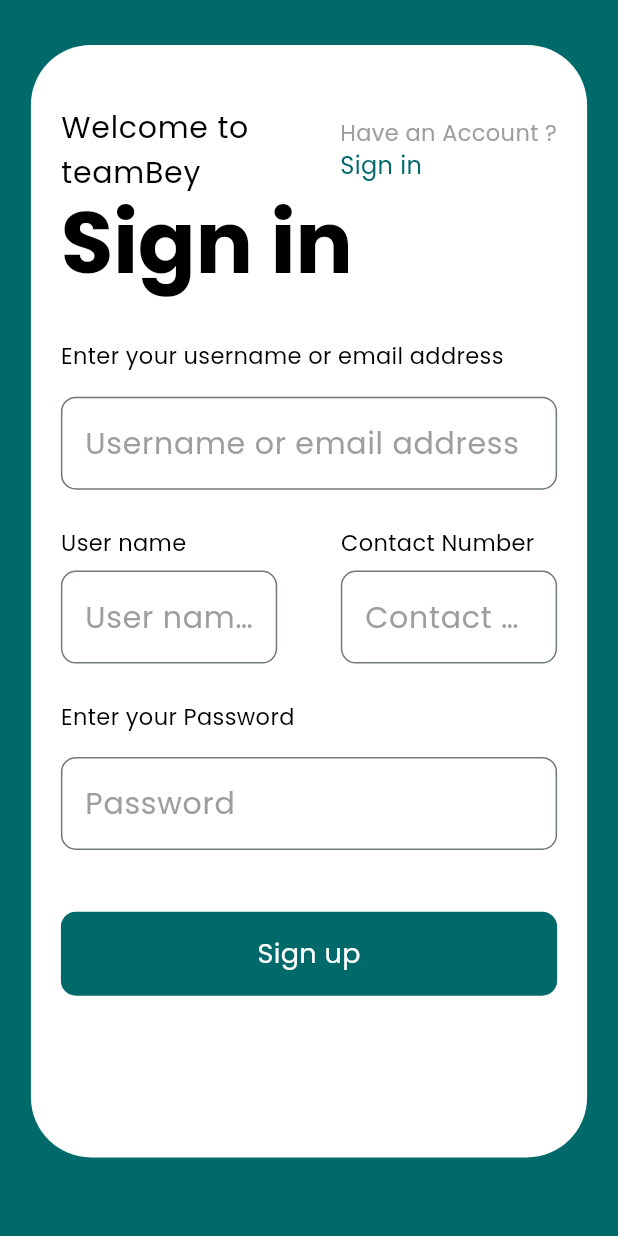
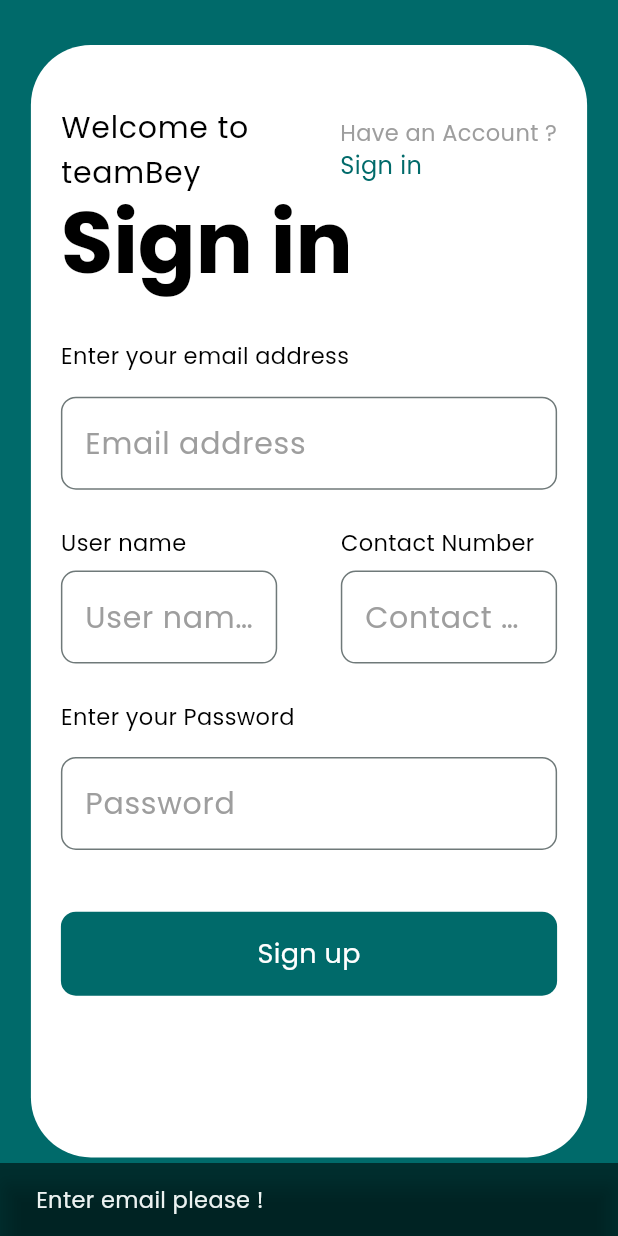
Before and after one commit to TeamBey/teamBey, a Flutter app: the MySignUpPage screen opened directly, after a tap on "Sign up", on a phone screen of 412 x 824 dp. Run offline on Flutter 3.47's test engine with Material 3 defaults, Android fonts, the phone set to English and light mode, and no system bars; our stand-ins replace google_fonts.

Commit message:
Error Handling / Strong Password

```diff
--- /dev/null
+++ b/mobile/lib/components/error_pop_up.dart
@@ -0,0 +1,11 @@
+import 'package:flutter/material.dart';
+
+void showSnackBar(BuildContext context, String content) {
+  final theme = Theme.of(context).colorScheme.secondary == Colors.white;
+  final snackBar = SnackBar(
+    content: Text(content),
+    backgroundColor: theme ? Colors.black54 : Colors.white30,
+    duration: Duration(seconds: 4),
+  );
+  ScaffoldMessenger.of(context).showSnackBar(snackBar);
+}
--- a/mobile/lib/components/sign_in_up_components/buttons.dart
+++ b/mobile/lib/components/sign_in_up_components/buttons.dart
@@ -1,6 +1,4 @@
 import 'package:flutter/material.dart';
-import 'package:teambey_org/theme/themes_contants.dart';
-
 import '../text_widget.dart';
 
 class GoogleButtonWidget extends StatelessWidget{
@@ -93,15 +91,17 @@
 
 class MainButtonWidget extends StatelessWidget{
   final String content;
+  final VoidCallback onPressed;
 
   const MainButtonWidget({
     super.key,
-    required this.content
+    required this.content,
+    required this.onPressed,
   });
   @override
   Widget build(BuildContext context) {
     return GestureDetector(
-      onTap: (){},
+      onTap: onPressed,
       child: Container(
         width: double.infinity,
           padding: EdgeInsets.symmetric(
--- a/mobile/lib/components/text_field_widget.dart
+++ b/mobile/lib/components/text_field_widget.dart
@@ -2,11 +2,15 @@
 
 class TextFieldWidget extends StatelessWidget{
   final String hint;
+  final TextEditingController controller;
 
   const TextFieldWidget({
     super.key,
-    required this.hint
+    required this.hint,
+    required this.controller,
   });
+
+
 
   @override
   Widget build(BuildContext context) {
@@ -18,7 +22,6 @@
             color: Colors.grey,
             style: BorderStyle.solid
           ),
-
         ),
         focusedBorder: OutlineInputBorder(
             borderRadius: BorderRadius.circular(10),
@@ -28,12 +31,12 @@
               width: 2,
             )
         ),
-
         hintText: hint,
         hintStyle: const TextStyle(
           color: Colors.grey,
         )
       ),
+      controller: controller,
     );
   }
 }
--- a/mobile/lib/pages/sign_up_page.dart
+++ b/mobile/lib/pages/sign_up_page.dart
@@ -1,9 +1,9 @@
 import 'package:flutter/material.dart';
 
+import '../components/error_pop_up.dart';
 import '../components/sign_in_up_components/buttons.dart';
 import '../components/sign_in_up_components/welcome_widget.dart';
 import '../components/text_field_widget.dart';
-import '../components/text_widget.dart';
 
 
 class MySignUpPage extends StatefulWidget {
@@ -14,6 +14,38 @@
 }
 
 class _MySignUpPageState extends State<MySignUpPage> {
+  TextEditingController _emailController = TextEditingController();
+  TextEditingController _passController = TextEditingController();
+  TextEditingController _nameController = TextEditingController();
+  TextEditingController _numberController = TextEditingController();
+
+  void _verification(BuildContext context){
+    String mail = _emailController.text;
+    String pass = _passController.text;
+    String name = _nameController.text;
+    String number = _numberController.text;
+
+    if (mail.isEmpty){
+      showSnackBar(context,"Enter email please ! ");
+      return;
+    }
+    if (name.isEmpty){
+      showSnackBar(context,"Enter username please ! ");
+      return;
+    }
+    if (number.isEmpty){
+      showSnackBar(context,"Enter number please ! ");
+      return;
+    }
+    if (pass.isEmpty){
+      showSnackBar(context,"Enter password please ! ");
+      return;
+    }
+
+
+
+  }
+
   @override
   Widget build(BuildContext context) {
     TextTheme _textTheme = Theme.of(context).textTheme;
@@ -44,12 +76,15 @@
                     child: Text("Sign in",style: _textTheme.displayLarge,),
                   ),
                   Text(
-                    "Enter your username or email address",
+                    "Enter your email address",
                     style: _textTheme.bodyMedium,
                   ),
                   Padding(
                     padding: EdgeInsets.only(top: screenHeight * 0.02, bottom: screenHeight * 0.03),
-                    child: const TextFieldWidget(hint: "Username or email address"),
+                    child: TextFieldWidget(
+                      hint: "Email address",
+                      controller: _emailController,
+                    ),
                   ),
                   Row(
                     mainAxisAlignment: MainAxisAlignment.spaceBetween,
@@ -64,7 +99,10 @@
                           Container(
                             padding: EdgeInsets.only(top: screenHeight * 0.01, bottom: screenHeight * 0.03),
                             width: MediaQuery.of(context).size.width * 0.35,
-                            child: const TextFieldWidget(hint: "User name"),
+                            child: TextFieldWidget(
+                              hint: "User name",
+                              controller: _nameController,
+                            ),
                           ),
                         ],
                       ),
@@ -78,7 +116,10 @@
                           Container(
                             padding: EdgeInsets.only(top: screenHeight * 0.01, bottom: screenHeight * 0.03),
                             width: MediaQuery.of(context).size.width * 0.35,
-                            child: const TextFieldWidget(hint: "Contact Number"),
+                            child: TextFieldWidget(
+                              hint: "Contact Number",
+                              controller: _numberController,
+                            ),
                           ),
                         ],
                       ),
@@ -90,11 +131,16 @@
                   ),
                   Padding(
                     padding: EdgeInsets.only(top: screenHeight * 0.02, bottom: screenHeight * 0.05),
-                    child: const TextFieldWidget(hint: "Password"),
+                    child: TextFieldWidget(
+                      hint: "Password",
+                      controller: _passController,
+                    ),
                   ),
 
-                  const MainButtonWidget(content: "Sign up",),
-
+                  MainButtonWidget(
+                    content: "Sign up",
+                    onPressed: (){_verification(context);},
+                  ),
                 ],
               ),
             ),
```
Also changed, not shown: mobile/lib/pages/sign_in_page.dart (+49 -3 lines).
